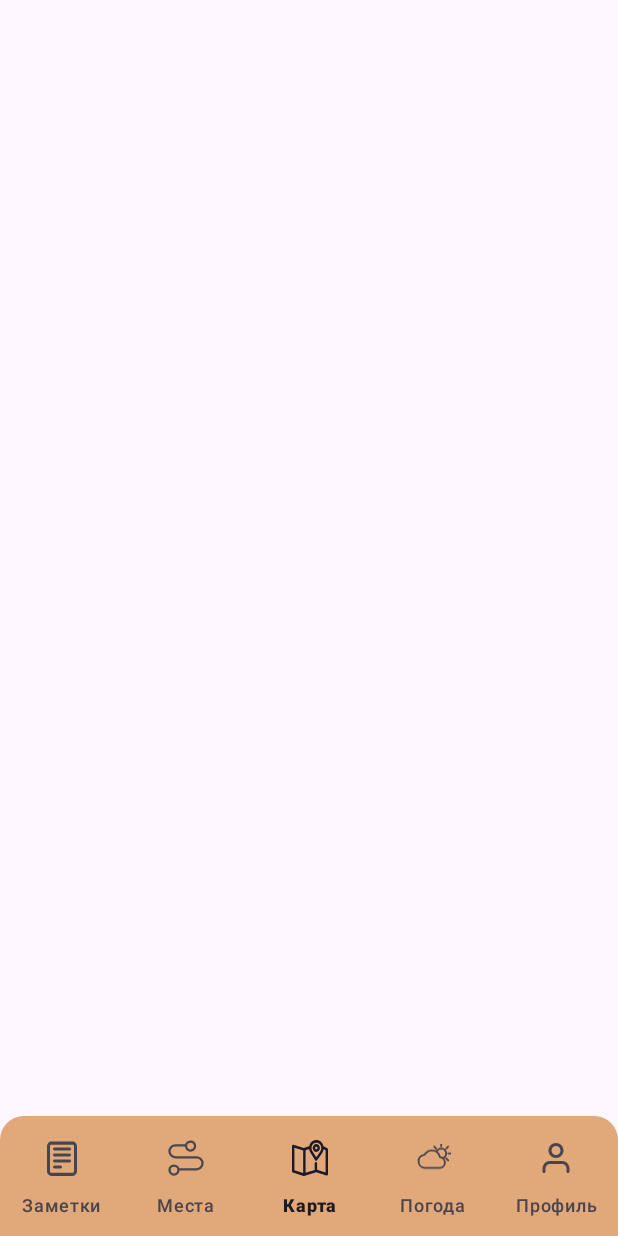
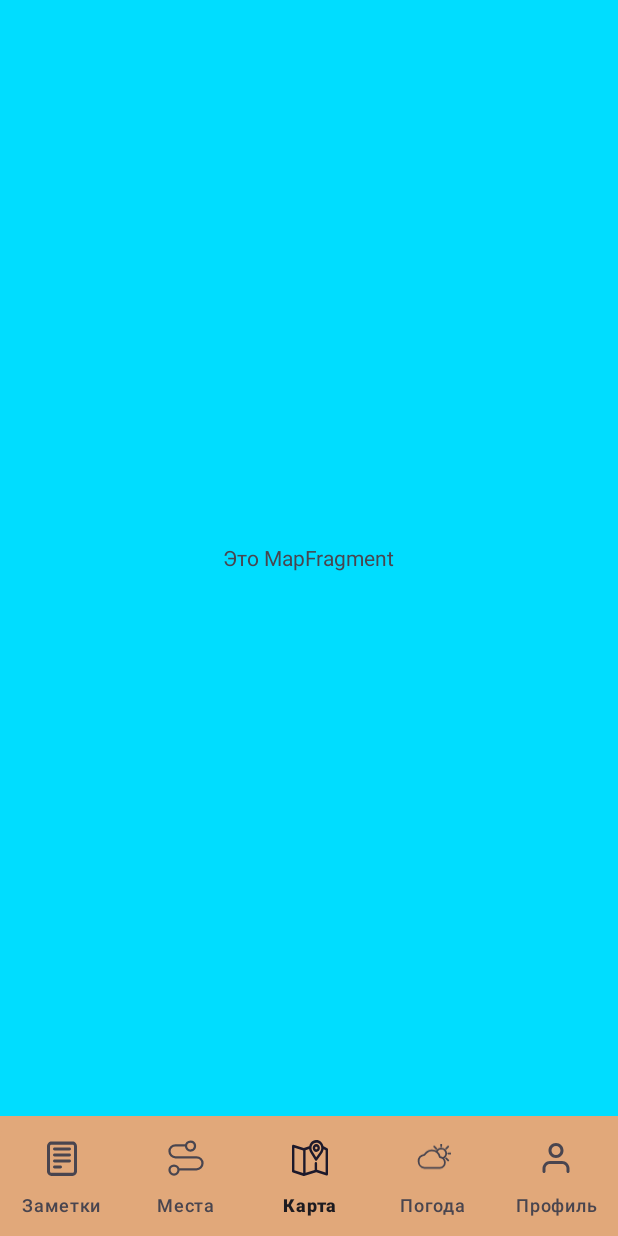
Before and after one commit to VikingCyber/PathFinder, an Android app: the screen it shows after launch (MainActivity), item 3 of the bottom bar chosen, on a phone screen of 412 x 824 dp. Run offline under Robolectric (Android 15) with nearby library versions, the phone set to English and light mode, and no system bars.

Commit message:
Fragments_and_bottomNavBar

```diff
--- a/app/src/main/AndroidManifest.xml
+++ b/app/src/main/AndroidManifest.xml
@@ -1,6 +1,5 @@
 <?xml version="1.0" encoding="utf-8"?>
-<manifest xmlns:android="http://schemas.android.com/apk/res/android"
-    xmlns:tools="http://schemas.android.com/tools">
+<manifest xmlns:android="http://schemas.android.com/apk/res/android">
 
     <application
         android:enableOnBackInvokedCallback="true"
--- a/app/src/main/java/com/viking/pathfinder/MainActivity.java
+++ b/app/src/main/java/com/viking/pathfinder/MainActivity.java
@@ -1,49 +1,49 @@
 package com.viking.pathfinder;
 
 import android.os.Bundle;
+
 import androidx.appcompat.app.AppCompatActivity;
 import androidx.fragment.app.Fragment;
 import com.google.android.material.bottomnavigation.BottomNavigationView;
-import java.util.HashMap;
-import java.util.Map;
 
 public class MainActivity extends AppCompatActivity {
-
-    private final Map<Integer, Fragment> fragmentMap = new HashMap<>(); // Map для фрагментов
 
     @Override
     protected void onCreate(Bundle savedInstanceState) {
         super.onCreate(savedInstanceState);
         setContentView(R.layout.activity_main);
 
-        // Инициализация фрагментов
-        fragmentMap.put(R.id.nav_map, new MapFragment());
-        fragmentMap.put(R.id.nav_notes, new NotesFragment());
-        fragmentMap.put(R.id.nav_routes, new RoutesFragment());
-        fragmentMap.put(R.id.nav_weather, new WeatherFragment());
-        fragmentMap.put(R.id.nav_profile, new UserFragment());
-
-        // Инициализация BottomNavigationView
         BottomNavigationView bottomNavigationView = findViewById(R.id.bottomNavigationView);
 
-        // Устанавливаем слушатель нажатий
+        Fragment MapFragment = new MapFragment();
+        Fragment NotesFragment = new NotesFragment();
+        Fragment RoutesFragment = new RoutesFragment();
+        Fragment ProfileFragment = new ProfileFragment();
+        Fragment WeatherFragment = new WeatherFragment();
+        setCurrentFragment(MapFragment);
+
         bottomNavigationView.setOnItemSelectedListener(item -> {
-            Fragment selectedFragment = fragmentMap.get(item.getItemId());
+            int itemId = item.getItemId();
 
-            // Если фрагмент выбран, заменяем его с анимацией
-            if (selectedFragment != null) {
-                getSupportFragmentManager()
-                        .beginTransaction()
-                        .setCustomAnimations(
-                                android.R.anim.fade_in,  // Анимация для входа фрагмента
-                                android.R.anim.fade_out, // Анимация для выхода фрагмента
-                                android.R.anim.slide_in_left,  // Анимация для входа фрагмента слева
-                                android.R.anim.slide_out_right)  // Анимация для выхода фрагмента справа
-                        .replace(R.id.fragmentContainer, selectedFragment)
-                        .commit();
+            if (itemId == R.id.map) {
+                setCurrentFragment(MapFragment);
+            } else if (itemId == R.id.profile) {
+                setCurrentFragment(ProfileFragment);
+            } else if (itemId == R.id.notes) {
+                setCurrentFragment(NotesFragment);
+            } else if (itemId == R.id.routes) {
+                setCurrentFragment(RoutesFragment);
+            } else if (itemId == R.id.weather) {
+                setCurrentFragment(WeatherFragment);
             }
-
             return true;
         });
     }
+
+        private void setCurrentFragment(Fragment fragment) {
+            getSupportFragmentManager().beginTransaction()
+                    .replace(R.id.fragmentContainer, fragment)
+                    .addToBackStack(null)
+                    .commit();
+        }
 }
--- a/app/src/main/java/com/viking/pathfinder/MapFragment.java
+++ b/app/src/main/java/com/viking/pathfinder/MapFragment.java
@@ -17,7 +17,6 @@ public class MapFragment extends Fragment {
     @Override
     public View onCreateView(LayoutInflater inflater, ViewGroup container,
                              Bundle savedInstanceState) {
-        Log.e("Fragment", "View is null during inflation");
         return inflater.inflate(R.layout.fragment_map, container, false);
     }
 }
--- a/app/src/main/java/com/viking/pathfinder/NotesFragment.java
+++ b/app/src/main/java/com/viking/pathfinder/NotesFragment.java
@@ -18,6 +18,6 @@ public class NotesFragment extends Fragment {
     public View onCreateView(LayoutInflater inflater, ViewGroup container,
                              Bundle savedInstanceState) {
         Log.d("FragmentLifecycle", "onCreateView: " + this.getClass().getSimpleName());
-        return inflater.inflate(R.layout.fragment_map, container, false);
+        return inflater.inflate(R.layout.fragment_notes, container, false);
     }
 }
--- a/app/src/main/java/com/viking/pathfinder/UserFragment.java
+++ b/app/src/main/java/com/viking/pathfinder/ProfileFragment.java
@@ -8,9 +8,9 @@ import android.view.LayoutInflater;
 import android.view.View;
 import android.view.ViewGroup;
 
-public class UserFragment extends Fragment {
+public class ProfileFragment extends Fragment {
 
-    public UserFragment() {
+    public ProfileFragment() {
         // Пустой публичный конструктор
     }
 
@@ -18,6 +18,6 @@ public class UserFragment extends Fragment {
     public View onCreateView(LayoutInflater inflater, ViewGroup container,
                              Bundle savedInstanceState) {
         Log.d("FragmentLifecycle", "onCreateView: " + this.getClass().getSimpleName());
-        return inflater.inflate(R.layout.fragment_map, container, false);
+        return inflater.inflate(R.layout.fragment_profile, container, false);
     }
 }
--- a/app/src/main/java/com/viking/pathfinder/RoutesFragment.java
+++ b/app/src/main/java/com/viking/pathfinder/RoutesFragment.java
@@ -18,6 +18,6 @@ public class RoutesFragment extends Fragment {
     public View onCreateView(LayoutInflater inflater, ViewGroup container,
                              Bundle savedInstanceState) {
         Log.d("FragmentLifecycle", "onCreateView: " + this.getClass().getSimpleName());
-        return inflater.inflate(R.layout.fragment_map, container, false);
+        return inflater.inflate(R.layout.fragment_routes, container, false);
     }
 }
--- a/app/src/main/java/com/viking/pathfinder/WeatherFragment.java
+++ b/app/src/main/java/com/viking/pathfinder/WeatherFragment.java
@@ -18,6 +18,6 @@ public class WeatherFragment extends Fragment {
     public View onCreateView(LayoutInflater inflater, ViewGroup container,
                              Bundle savedInstanceState) {
         Log.d("FragmentLifecycle", "onCreateView: " + this.getClass().getSimpleName());
-        return inflater.inflate(R.layout.fragment_map, container, false);
+        return inflater.inflate(R.layout.fragment_weather, container, false);
     }
 }
--- a/app/src/main/res/layout/activity_main.xml
+++ b/app/src/main/res/layout/activity_main.xml
@@ -5,7 +5,8 @@
     android:id="@+id/main"
     android:layout_width="match_parent"
     android:layout_height="match_parent"
-    tools:context=".MainActivity">
+    tools:context=".MainActivity"
+    android:background="@color/statusBar_color">
 
     <FrameLayout
         android:id="@+id/fragmentContainer"
--- a/app/src/main/res/layout/fragment_map.xml
+++ b/app/src/main/res/layout/fragment_map.xml
@@ -1,14 +1,15 @@
 <?xml version="1.0" encoding="utf-8"?>
 <FrameLayout xmlns:android="http://schemas.android.com/apk/res/android"
-    xmlns:tools="http://schemas.android.com/tools"
     android:layout_width="match_parent"
     android:layout_height="match_parent"
-    tools:context=".MapFragment">
+    android:background="@android:color/holo_blue_bright">
+    <TextView
+        android:id="@+id/textView"
+        android:layout_width="wrap_content"
+        android:layout_height="wrap_content"
+        android:text="Это MapFragment"
+        android:layout_gravity="center"
+        android:gravity="center"/>
 
-    <!-- TODO: Update blank fragment layout -->
-    <TextView
-        android:layout_width="match_parent"
-        android:layout_height="match_parent"
-        android:text="Карта" />
 
 </FrameLayout>
--- a/app/src/main/res/layout/fragment_user.xml
+++ b/app/src/main/res/layout/fragment_profile.xml
@@ -3,7 +3,7 @@
     xmlns:tools="http://schemas.android.com/tools"
     android:layout_width="match_parent"
     android:layout_height="match_parent"
-    tools:context=".UserFragment">
+    tools:context=".ProfileFragment">
 
     <!-- TODO: Update blank fragment layout -->
     <TextView
--- a/app/src/main/res/menu/bottom_nav_menu.xml
+++ b/app/src/main/res/menu/bottom_nav_menu.xml
@@ -2,30 +2,30 @@
 <menu xmlns:android="http://schemas.android.com/apk/res/android">
     <item
         android:title="@string/Notes"
-        android:id="@+id/nav_notes"
+        android:id="@+id/notes"
         android:icon="@drawable/ic_notes"
         />
 
     <item
         android:title="@string/Places"
-        android:id="@+id/nav_routes"
+        android:id="@+id/routes"
         android:icon="@drawable/ic_places"
         />
 
     <item
         android:title="@string/Map"
-        android:id="@+id/nav_map"
+        android:id="@+id/map"
         android:icon="@drawable/ic_map"
         />
 
     <item
         android:title="@string/Weather"
-        android:id="@+id/nav_weather"
+        android:id="@+id/weather"
         android:icon="@drawable/ic_weather"
          />
 
     <item
         android:title="@string/User"
-        android:id="@+id/nav_profile"
+        android:id="@+id/profile"
         android:icon="@drawable/ic_user" />
 </menu>
--- a/app/src/main/res/values-night/themes.xml
+++ b/app/src/main/res/values-night/themes.xml
@@ -1,4 +1,4 @@
-<resources xmlns:tools="http://schemas.android.com/tools">
+<resources>
     <!-- Base application theme. -->
     <style name="Base.Theme.PathFinder" parent="Theme.Material3.DayNight.NoActionBar">
         <!-- Customize your dark theme here. -->
--- a/app/src/main/res/values/colors.xml
+++ b/app/src/main/res/values/colors.xml
@@ -4,4 +4,5 @@
     <color name="white">#FFFFFFFF</color>
     <color name="SplashScreen_background_color">#302C2A</color>
     <color name='NavBackground_color'>#E1A87A</color>
+    <color name="statusBar_color">#E1A87A</color>
 </resources>
--- a/app/src/main/res/values/strings.xml
+++ b/app/src/main/res/values/strings.xml
@@ -1,10 +1,8 @@
 <resources>
     <string name="app_name">PathFinder</string>
-    <string name="Notes" translatable="false">Заметки</string>
-    <string name="Places" translatable="false">Места</string>
-    <string name="Map" translatable="false">Карта</string>
-    <string name="Weather" translatable="false">Погода</string>
-    <string name="User" translatable="false">Профиль</string>
-    <!-- TODO: Remove or change this placeholder text -->
-    <string name="hello_blank_fragment">Hello blank fragment</string>
+    <string name="Notes" >Заметки</string>
+    <string name="Places">Места</string>
+    <string name="Map">Карта</string>
+    <string name="Weather" >Погода</string>
+    <string name="User" >Профиль</string>
 </resources>
--- a/app/src/main/res/values/themes.xml
+++ b/app/src/main/res/values/themes.xml
@@ -1,17 +1,16 @@
-<resources xmlns:tools="http://schemas.android.com/tools">
+<resources>
     <style name="SplashScreen" parent="Theme.Material3.DayNight.NoActionBar">
         <item name="android:windowSplashScreenBackground">@color/SplashScreen_background_color</item>
         <item name="android:windowSplashScreenBrandingImage">@drawable/brand_text_pathfinder</item>
         <item name="android:windowSplashScreenAnimatedIcon">@drawable/logo</item>
+        <item name="android:windowLightStatusBar">true</item>
 
 
     </style>
 
     <style name="BottomNavigationViewShape" parent="ShapeAppearance.Material3.Corner.None">
         <item name="cornerFamily">rounded</item>
-        <item name="cornerSize">16dp</item> <!-- Размер скругления -->
-        <item name="cornerFamilyTopLeft">rounded</item> <!-- Скругление только для верхнего левого угла -->
-        <item name="cornerFamilyTopRight">rounded</item> <!-- Скругление только для верхнего правого угла -->
+        <item name="cornerSize">16dp</item>
     </style>
 
 
@@ -21,12 +20,11 @@
 
     <style name="Widget.App.BottomNavigationView" parent="Widget.Material3.BottomNavigationView">
         <item name="itemActiveIndicatorStyle">@style/Theme.BottomNavigationView.ActiveIndicator</item>
-        <item name="android:background">@drawable/nav_bar_shape</item>"
+        <item name="android:background">@drawable/nav_bar_shape</item>
 
     </style>
 
     <style name="Theme.PathFinder" parent="Base.Theme.PathFinder">
-
     </style>
 
 </resources>
```
Also changed, not shown: gradle/libs.versions.toml (+3 -4 lines), 1 other file.
